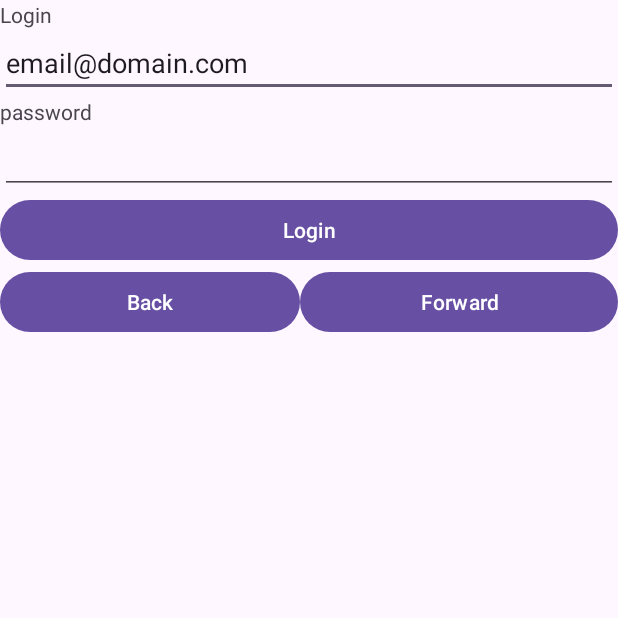
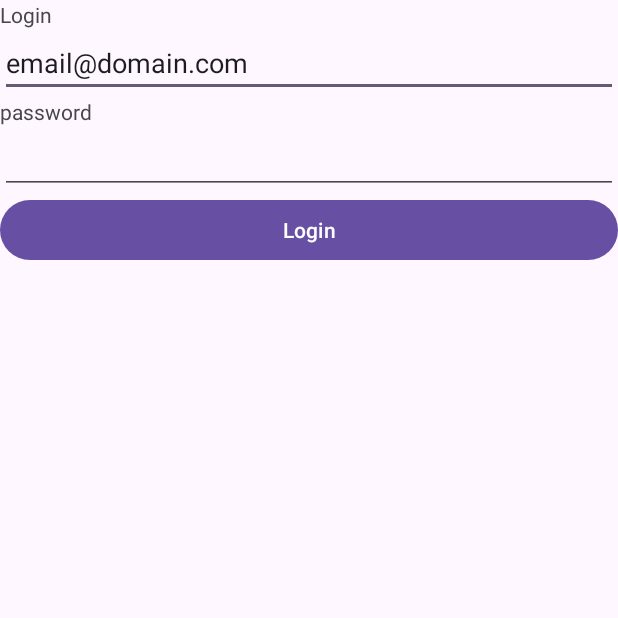
Before and after one commit to amateurandroid/AndroidAssignments, an Android app: the screen it shows after launch (LoginActivity), on a phone screen of 412 x 824 dp, the top half of it. Run offline under Robolectric (Android 15) with nearby library versions, the phone set to English and light mode, and no system bars.

Commit message:
Finished part 3

```diff
--- a/app/src/main/AndroidManifest.xml
+++ b/app/src/main/AndroidManifest.xml
@@ -1,8 +1,6 @@
 <?xml version="1.0" encoding="utf-8"?>
 <manifest xmlns:android="http://schemas.android.com/apk/res/android"
     xmlns:tools="http://schemas.android.com/tools">
-<!--    <uses-permission android:name="android.permission.CAMERA"/>-->
-
     <application
         android:allowBackup="true"
         android:dataExtractionRules="@xml/data_extraction_rules"
--- a/app/src/main/res/layout/activity_login.xml
+++ b/app/src/main/res/layout/activity_login.xml
@@ -47,22 +47,5 @@
     <LinearLayout
         android:layout_width="match_parent"
         android:layout_height="match_parent"
-        android:orientation="horizontal">
-
-        <Button
-            android:id="@+id/button2"
-            android:layout_width="wrap_content"
-            android:layout_height="wrap_content"
-            android:layout_weight="1"
-            android:onClick="Back"
-            android:text="Back" />
-
-        <Button
-            android:id="@+id/button3"
-            android:layout_width="wrap_content"
-            android:layout_height="wrap_content"
-            android:layout_weight="1"
-            android:onClick="Forward"
-            android:text="Forward" />
-    </LinearLayout>
+        android:orientation="horizontal"/>
 </LinearLayout>
```
Also changed, not shown: app/src/main/java/com/example/androidassignments/ListItemsActivity.java (+6 -26 lines), app/src/main/java/com/example/androidassignments/LoginActivity.java (+3 -37 lines), app/src/main/java/com/example/androidassignments/MainActivity.java (+2 -6 lines).
